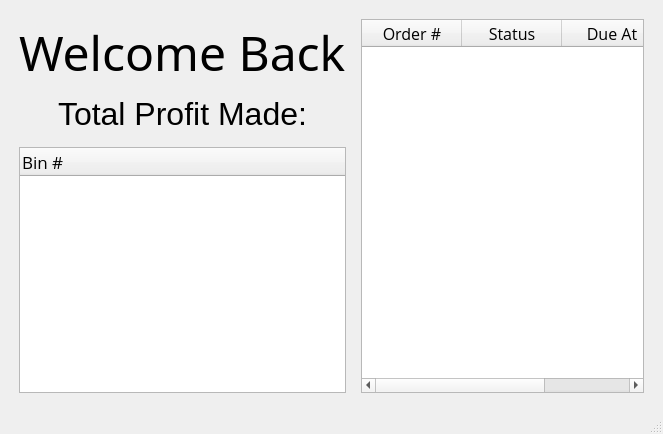
Old version of the form cli_challenge/frontend/frontend.ui in the repository JFielding7/CLI-Inventory-Managment-System.
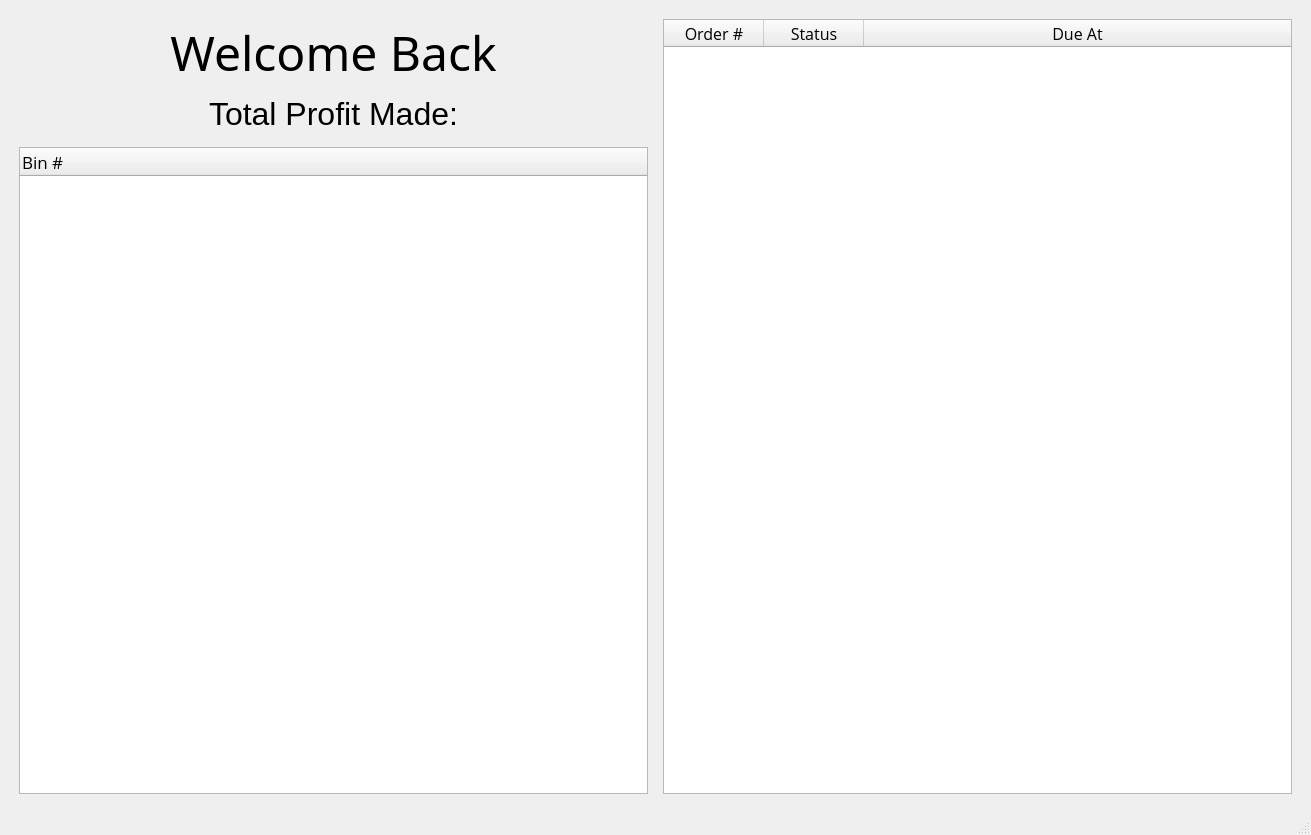
New version of the form.

```diff
--- a/cli_challenge/frontend/frontend.ui
+++ b/cli_challenge/frontend/frontend.ui
@@ -6,8 +6,8 @@
    <rect>
     <x>0</x>
     <y>0</y>
-    <width>663</width>
-    <height>434</height>
+    <width>1311</width>
+    <height>835</height>
    </rect>
   </property>
   <property name="windowTitle">
@@ -55,8 +55,11 @@
             <property name="text">
              <string>Welcome Back</string>
             </property>
+            <property name="alignment">
+             <set>Qt::AlignCenter</set>
+            </property>
             <property name="margin">
-             <number>20</number>
+             <number>30</number>
             </property>
            </widget>
           </item>
@@ -77,7 +80,7 @@
              <set>Qt::AlignCenter</set>
             </property>
             <property name="margin">
-             <number>20</number>
+             <number>30</number>
             </property>
            </widget>
           </item>
@@ -119,15 +122,15 @@
           <attribute name="horizontalHeaderCascadingSectionResizes">
            <bool>false</bool>
           </attribute>
+          <attribute name="horizontalHeaderMinimumSectionSize">
+           <number>100</number>
+          </attribute>
           <attribute name="horizontalHeaderDefaultSectionSize">
            <number>100</number>
           </attribute>
           <attribute name="horizontalHeaderHighlightSections">
            <bool>false</bool>
           </attribute>
-          <attribute name="horizontalHeaderMinimumSectionSize">
-           <number>100</number>
-          </attribute>
           <attribute name="horizontalHeaderShowSortIndicator" stdset="0">
            <bool>false</bool>
           </attribute>
```
Left out of the diff: 12 changed lines with no effect on the pictures.
